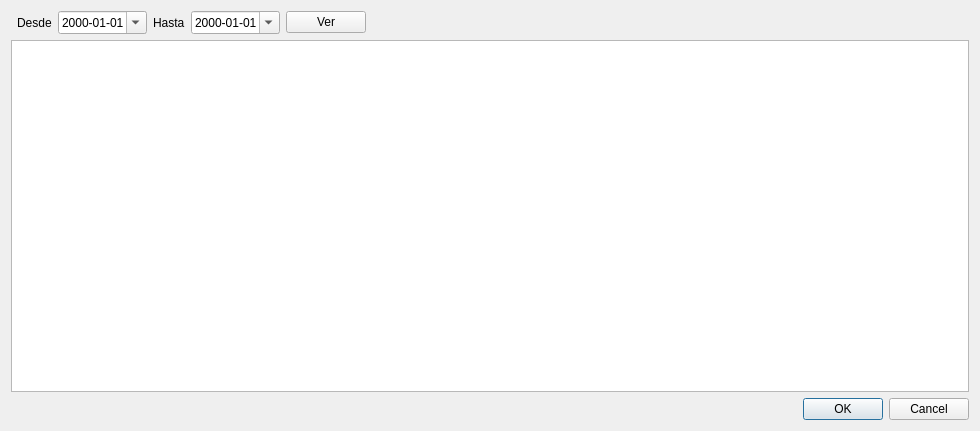
This is listadoventas.ui in Ladis72/tienda as Qt 5 draws it before an edit. The edited form follows.
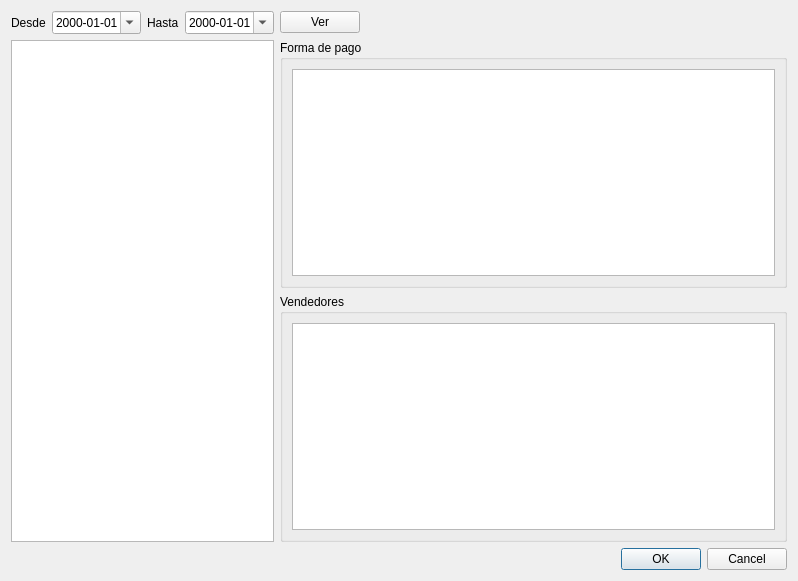
This is the edited form.

The edit to the form file:
```diff
--- a/listadoventas.ui
+++ b/listadoventas.ui
@@ -6,59 +6,23 @@
    <rect>
     <x>0</x>
     <y>0</y>
-    <width>980</width>
-    <height>431</height>
+    <width>798</width>
+    <height>581</height>
    </rect>
   </property>
   <property name="windowTitle">
    <string>Listado de ventas</string>
   </property>
   <layout class="QGridLayout" name="gridLayout">
-   <item row="0" column="2">
-    <widget class="QDateEdit" name="dateEditDesde">
-     <property name="displayFormat">
-      <string>yyyy-MM-dd</string>
-     </property>
-     <property name="calendarPopup">
-      <bool>true</bool>
-     </property>
-    </widget>
-   </item>
-   <item row="1" column="0" colspan="7">
-    <widget class="QTableView" name="tableView"/>
-   </item>
-   <item row="2" column="6">
-    <widget class="QDialogButtonBox" name="buttonBox">
-     <property name="orientation">
-      <enum>Qt::Horizontal</enum>
-     </property>
-     <property name="standardButtons">
-      <set>QDialogButtonBox::Cancel|QDialogButtonBox::Ok</set>
-     </property>
-    </widget>
-   </item>
-   <item row="0" column="6">
-    <spacer name="horizontalSpacer">
-     <property name="orientation">
-      <enum>Qt::Horizontal</enum>
-     </property>
-     <property name="sizeHint" stdset="0">
-      <size>
-       <width>40</width>
-       <height>20</height>
-      </size>
-     </property>
-    </spacer>
-   </item>
-   <item row="0" column="1">
+   <item row="0" column="0">
     <widget class="QLabel" name="label">
      <property name="text">
       <string>Desde</string>
      </property>
     </widget>
    </item>
-   <item row="0" column="4">
-    <widget class="QDateEdit" name="dateEditHasta">
+   <item row="0" column="1">
+    <widget class="QDateEdit" name="dateEditDesde">
      <property name="displayFormat">
       <string>yyyy-MM-dd</string>
      </property>
@@ -67,20 +31,110 @@
      </property>
     </widget>
    </item>
-   <item row="0" column="3">
+   <item row="0" column="2">
     <widget class="QLabel" name="label_2">
      <property name="text">
       <string>Hasta</string>
      </property>
     </widget>
    </item>
-   <item row="0" column="5">
+   <item row="0" column="3">
+    <widget class="QDateEdit" name="dateEditHasta">
+     <property name="displayFormat">
+      <string>yyyy-MM-dd</string>
+     </property>
+     <property name="calendarPopup">
+      <bool>true</bool>
+     </property>
+    </widget>
+   </item>
+   <item row="0" column="4">
     <widget class="QPushButton" name="pushButtonVer">
      <property name="text">
       <string>Ver</string>
      </property>
     </widget>
    </item>
+   <item row="1" column="0" colspan="4">
+    <widget class="QTableView" name="tableView">
+     <property name="alternatingRowColors">
+      <bool>true</bool>
+     </property>
+     <property name="selectionMode">
+      <enum>QAbstractItemView::SingleSelection</enum>
+     </property>
+     <property name="selectionBehavior">
+      <enum>QAbstractItemView::SelectRows</enum>
+     </property>
+     <attribute name="verticalHeaderVisible">
+      <bool>false</bool>
+     </attribute>
+    </widget>
+   </item>
+   <item row="2" column="5">
+    <widget class="QDialogButtonBox" name="buttonBox">
+     <property name="orientation">
+      <enum>Qt::Horizontal</enum>
+     </property>
+     <property name="standardButtons">
+      <set>QDialogButtonBox::Cancel|QDialogButtonBox::Ok</set>
+     </property>
+    </widget>
+   </item>
+   <item row="1" column="4" colspan="2">
+    <layout class="QVBoxLayout" name="verticalLayout">
+     <item>
+      <widget class="QGroupBox" name="groupBoxFPago">
+       <property name="title">
+        <string>Forma de pago</string>
+       </property>
+       <layout class="QGridLayout" name="gridLayout_2">
+        <item row="0" column="0">
+         <widget class="QTableView" name="tableViewFPago">
+          <property name="alternatingRowColors">
+           <bool>true</bool>
+          </property>
+          <property name="selectionMode">
+           <enum>QAbstractItemView::SingleSelection</enum>
+          </property>
+          <property name="selectionBehavior">
+           <enum>QAbstractItemView::SelectRows</enum>
+          </property>
+          <attribute name="verticalHeaderVisible">
+           <bool>false</bool>
+          </attribute>
+         </widget>
+        </item>
+       </layout>
+      </widget>
+     </item>
+     <item>
+      <widget class="QGroupBox" name="groupBoxVendedores">
+       <property name="title">
+        <string>Vendedores</string>
+       </property>
+       <layout class="QGridLayout" name="gridLayout_3">
+        <item row="0" column="0">
+         <widget class="QTableView" name="tableViewVendedores">
+          <property name="alternatingRowColors">
+           <bool>true</bool>
+          </property>
+          <property name="selectionMode">
+           <enum>QAbstractItemView::SingleSelection</enum>
+          </property>
+          <property name="selectionBehavior">
+           <enum>QAbstractItemView::SelectRows</enum>
+          </property>
+          <attribute name="verticalHeaderVisible">
+           <bool>false</bool>
+          </attribute>
+         </widget>
+        </item>
+       </layout>
+      </widget>
+     </item>
+    </layout>
+   </item>
   </layout>
  </widget>
  <resources/>
```
